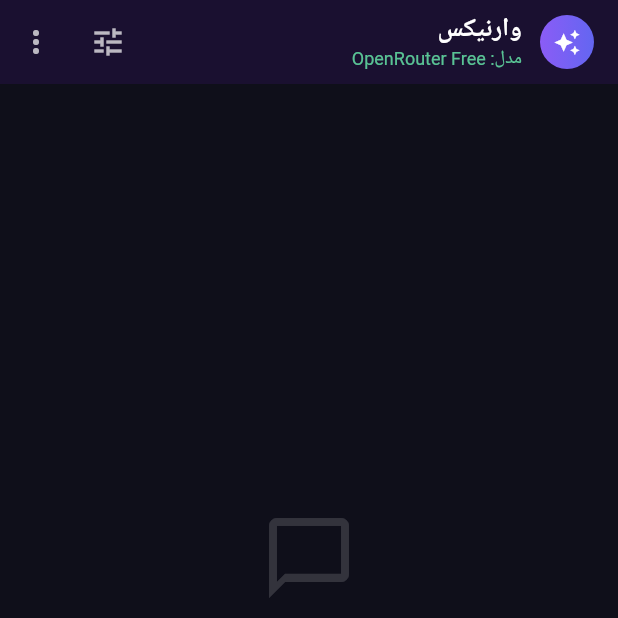
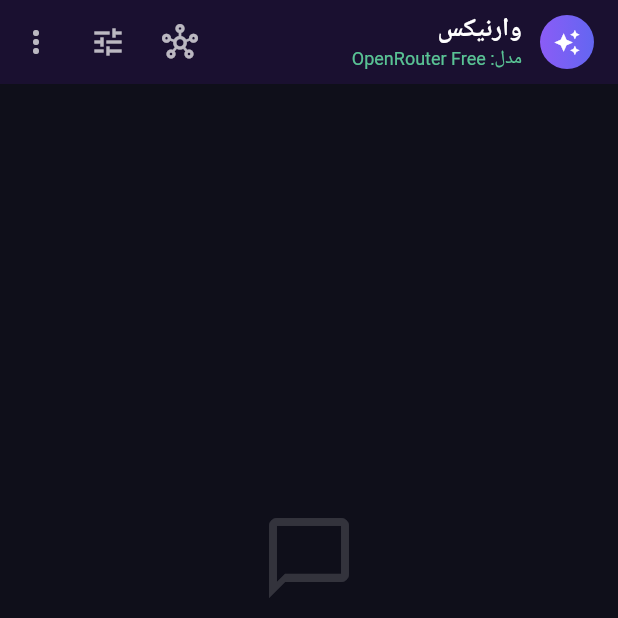
Before and after one commit to razyoamir-ux/Varnix-AI-ultimit, a Flutter app: the ChatScreen screen opened directly, after a tap on the "send" icon, on a phone screen of 412 x 824 dp, the top half of it. Run offline on Flutter 3.47's test engine with Material 3 defaults, Android fonts, the phone set to English and light mode, and no system bars; our stand-ins replace flutter_secure_storage, share_plus, shared_preferences, supabase_flutter; accounts and stored records are empty.

Commit message:
Add provider connection entry and pass selected provider key to chat

```diff
--- a/lib/screens/chat_screen.dart
+++ b/lib/screens/chat_screen.dart
@@ -10,6 +10,7 @@ import '../widgets/message_bubble.dart';
 import '../widgets/typing_indicator.dart';
 import '../services/backend_service.dart';
 import 'auth_screen.dart';
+import 'provider_connections_screen.dart';
 import 'package:supabase_flutter/supabase_flutter.dart';
 
 class ChatScreen extends StatefulWidget {
@@ -113,10 +114,18 @@ class _ChatScreenState extends State<ChatScreen> {
     await _storage.saveChatHistory(_messages);
 
     try {
+      final selected = _availableModels.firstWhere(
+        (m) => m['model_id'] == _selectedModel,
+        orElse: () => {'provider': 'openrouter'},
+      );
+      final providerId = (selected['provider'] ?? 'openrouter').toString();
+      final providerKey = await _storage.getProviderApiKey(providerId);
       final reply = await _api.sendMessage(
         history: _messages.sublist(0, _messages.length - 1),
         userMessage: text,
         model: _selectedModel,
+        providerId: providerId,
+        providerApiKey: providerKey,
       );
 
       final aiMsg = ChatMessage(
@@ -445,6 +454,11 @@ class _ChatScreenState extends State<ChatScreen> {
             ],
           ),
           actions: [
+            IconButton(
+              icon: const Icon(Icons.hub_outlined, color: Colors.white70),
+              tooltip: 'اتصال سرویس‌های هوش مصنوعی',
+              onPressed: () => Navigator.push(context, MaterialPageRoute(builder: (_) => const ProviderConnectionsScreen())),
+            ),
             IconButton(icon: const Icon(Icons.tune, color: Colors.white70), tooltip: 'انتخاب مدل', onPressed: _chooseModel),
             IconButton(
               icon: const Icon(Icons.more_vert, color: Colors.white70),
```
